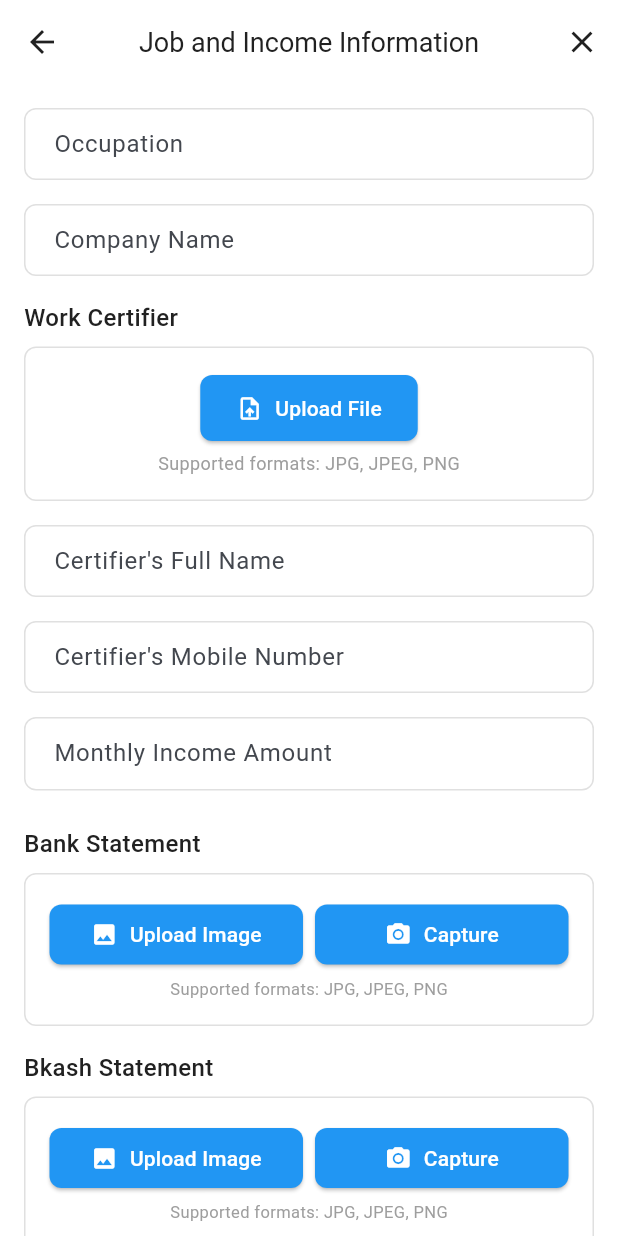
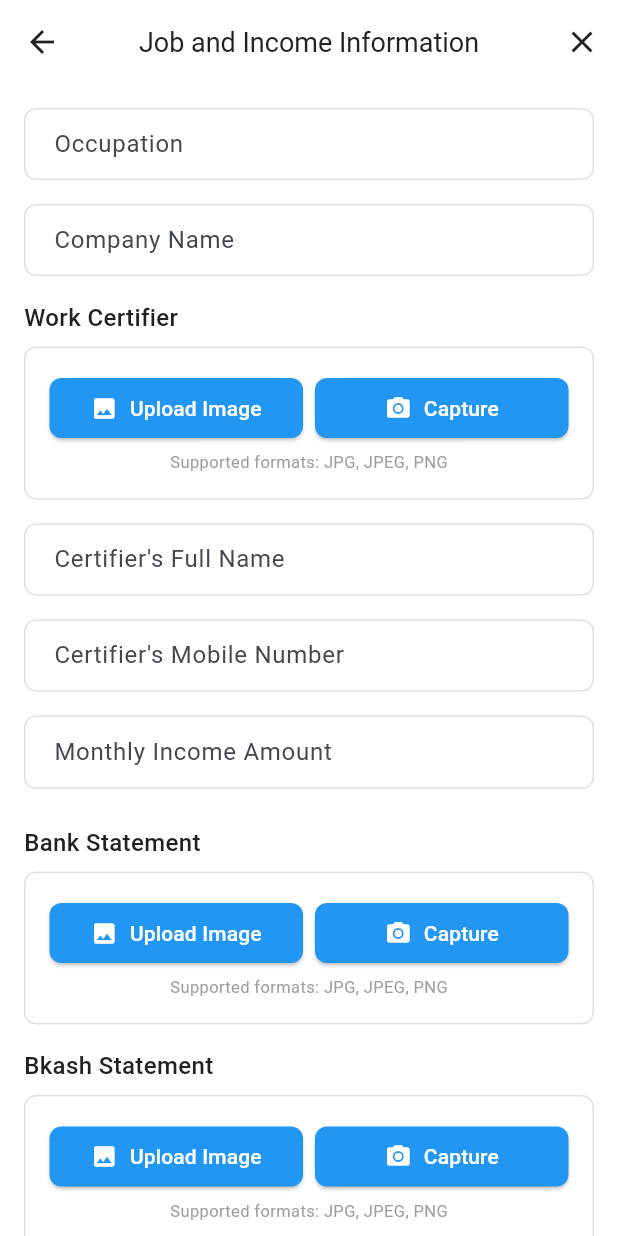
Before and after one commit to muntasir-ifaz574/sahajmobile, a Flutter app: the JobIncomeScreen screen opened by its route, after a tap on "Capture", on a phone screen of 412 x 824 dp. Run offline on Flutter 3.47's test engine with Material 3 defaults, Android fonts, the phone set to English and light mode, and no system bars; our stand-ins replace dio, flutter_riverpod, flutter_secure_storage, flutter_svg, go_router, image_picker and 2 more; missing offline and left inert: google_mlkit_text_recognition; accounts and stored records are empty.

Commit message:
job income screen

```diff
--- a/lib/features/application/screens/job_income_screen.dart
+++ b/lib/features/application/screens/job_income_screen.dart
@@ -102,7 +102,8 @@ class _JobIncomeScreenState extends ConsumerState<JobIncomeScreen> {
         .setBkashStatementPath(_bkashStatementFile?.path);
   }
 
-  Future<void> _pickWorkCertifierFile() async {
+  Future<void> _pickWorkCertifierImage() async {
+    try {
       final ImagePicker picker = ImagePicker();
       final XFile? image = await picker.pickImage(source: ImageSource.gallery);
 
@@ -110,6 +111,34 @@ class _JobIncomeScreenState extends ConsumerState<JobIncomeScreen> {
         setState(() {
           _workCertifierFile = File(image.path);
         });
+      }
+    } catch (e) {
+      ScaffoldMessenger.of(context).showSnackBar(
+        SnackBar(
+          content: Text('Error picking image: $e'),
+          backgroundColor: Colors.red,
+        ),
+      );
+    }
+  }
+
+  Future<void> _captureWorkCertifierImage() async {
+    try {
+      final ImagePicker picker = ImagePicker();
+      final XFile? image = await picker.pickImage(source: ImageSource.camera);
+
+      if (image != null) {
+        setState(() {
+          _workCertifierFile = File(image.path);
+        });
+      }
+    } catch (e) {
+      ScaffoldMessenger.of(context).showSnackBar(
+        SnackBar(
+          content: Text('Error capturing image: $e'),
+          backgroundColor: Colors.red,
+        ),
+      );
     }
   }
 
@@ -383,48 +412,86 @@ class _JobIncomeScreenState extends ConsumerState<JobIncomeScreen> {
                 width: double.infinity,
                 padding: const EdgeInsets.all(16),
                 decoration: BoxDecoration(
-                  border: Border.all(color: Colors.grey.shade300),
+                  border: Border.all(
+                    color: _workCertifierFile != null
+                        ? Colors.green
+                        : Colors.grey.shade300,
+                    width: _workCertifierFile != null ? 2 : 1,
+                  ),
                   borderRadius: BorderRadius.circular(8),
+                  color: _workCertifierFile != null
+                      ? Colors.green.shade50
+                      : Colors.white,
                 ),
                 child: Column(
                   children: [
-                    ElevatedButton.icon(
-                      onPressed: _pickWorkCertifierFile,
-                      icon: Icon(
-                        _workCertifierFile != null
-                            ? Icons.check
-                            : Icons.upload_file,
+                    if (_workCertifierFile != null) ...[
+                      Row(
+                        children: [
+                          const Icon(
+                            Icons.check_circle,
+                            color: Colors.green,
+                            size: 20,
                           ),
-                      label: Text(
-                        _workCertifierFile != null
-                            ? 'File Selected ✓'
-                            : 'Upload File',
-                      ),
-                      style: ElevatedButton.styleFrom(
-                        backgroundColor: _workCertifierFile != null
-                            ? Colors.green
-                            : AppTheme.primaryColor,
-                        foregroundColor: Colors.white,
-                        padding: const EdgeInsets.symmetric(
-                          vertical: 12,
-                          horizontal: 24,
-                        ),
-                      ),
-                    ),
-                    if (_workCertifierFile != null) ...[
-                      const SizedBox(height: 8),
-                      Text(
+                          const SizedBox(width: 8),
+                          Expanded(
+                            child: Text(
                               'Selected: ${_workCertifierFile!.path.split('/').last}',
                               style: const TextStyle(
                                 fontSize: 12,
                                 color: Colors.green,
+                                fontWeight: FontWeight.w500,
+                              ),
+                              maxLines: 2,
+                              overflow: TextOverflow.ellipsis,
+                            ),
+                          ),
+                          IconButton(
+                            icon: const Icon(Icons.close, size: 18),
+                            color: Colors.red,
+                            onPressed: () {
+                              setState(() {
+                                _workCertifierFile = null;
+                              });
+                            },
+                          ),
+                        ],
+                      ),
+                      const SizedBox(height: 12),
+                    ],
+                    Row(
+                      children: [
+                        Expanded(
+                          child: ElevatedButton.icon(
+                            onPressed: _pickWorkCertifierImage,
+                            icon: const Icon(Icons.image, size: 18),
+                            label: const Text('Upload Image'),
+                            style: ElevatedButton.styleFrom(
+                              backgroundColor: AppTheme.primaryColor,
+                              foregroundColor: Colors.white,
+                              padding: const EdgeInsets.symmetric(vertical: 10),
+                            ),
+                          ),
+                        ),
+                        const SizedBox(width: 8),
+                        Expanded(
+                          child: ElevatedButton.icon(
+                            onPressed: _captureWorkCertifierImage,
+                            icon: const Icon(Icons.camera_alt, size: 18),
+                            label: const Text('Capture'),
+                            style: ElevatedButton.styleFrom(
+                              backgroundColor: AppTheme.primaryColor,
+                              foregroundColor: Colors.white,
+                              padding: const EdgeInsets.symmetric(vertical: 10),
+                            ),
                           ),
                         ),
                       ],
+                    ),
                     const SizedBox(height: 4),
                     const Text(
                       'Supported formats: JPG, JPEG, PNG',
-                      style: TextStyle(fontSize: 12, color: Colors.grey),
+                      style: TextStyle(fontSize: 11, color: Colors.grey),
                     ),
                   ],
                 ),
```
Lines whose indentation alone changed are shown as unchanged.
